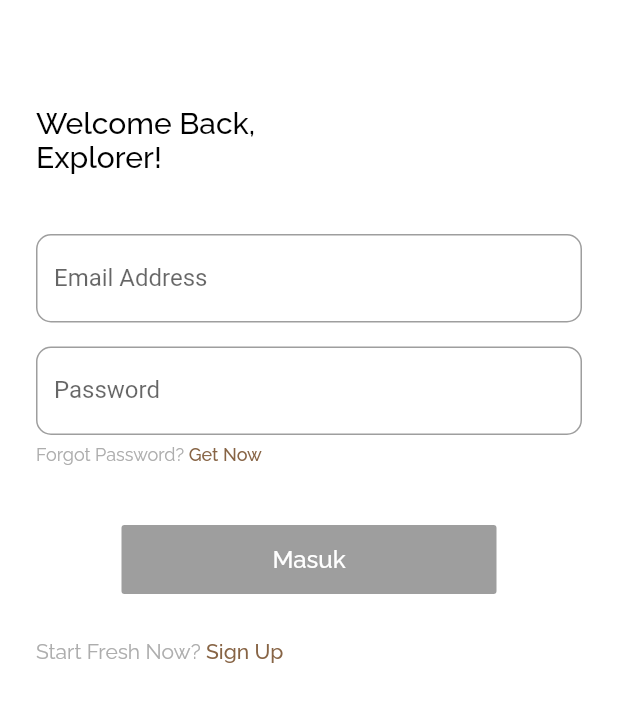
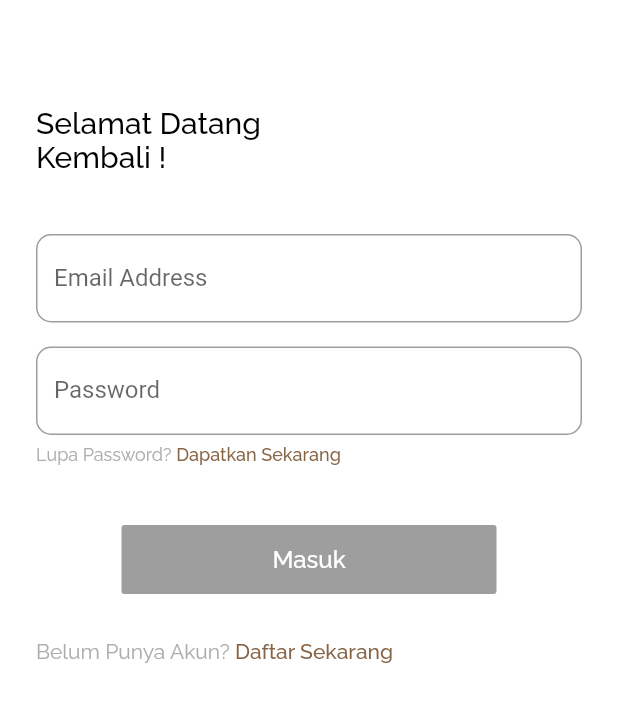
Before and after one commit to Khoruma/D-Scan, a Flutter app: the SignInPage screen opened directly, on a phone screen of 412 x 824 dp, the part 150-872 px from its top. Run offline on Flutter 3.47's test engine with Material 2 defaults, Android fonts, the phone set to English and light mode, and no system bars; our stand-ins replace bloc, bottom_navy_bar, cloud_firestore, email_validator, equatable, firebase_auth and 8 more; missing offline and left inert: tflite; accounts and stored records are empty; network calls fail.

Commit message:
last article

```diff
--- a/lib/services/auth_services.dart
+++ b/lib/services/auth_services.dart
@@ -3,18 +3,19 @@ part of 'services.dart';
 class AuthServices {
   static auth.FirebaseAuth _auth = auth.FirebaseAuth.instance;
 
-  static Future<SignInSignUpResult> signUp(String email, String password, String name) async {
+  static Future<SignInSignUpResult> signUP(
+      String email, String password, String name) async {
     try {
       auth.UserCredential result = await _auth.createUserWithEmailAndPassword(
           email: email, password: password);
 
       User user = result.user.convertToUser(name: name);
 
-      await UserServices.updateUser(user);
+      UserServices.updateUser(user);
 
       return SignInSignUpResult(user: user);
     } catch (e) {
-      return SignInSignUpResult(message: e.toString().split(',')[1].trim());
+      return SignInSignUpResult(messege: e.toString().split(',')[1].trim());
     }
   }
 
@@ -28,16 +29,16 @@ class AuthServices {
 
       return SignInSignUpResult(user: user);
     } catch (e) {
-      return SignInSignUpResult(message: e.toString().split(',')[1].trim());
+      return SignInSignUpResult(messege: e.toString().split(',')[1].trim());
     }
+  }
+
+  static Future<void>resetPassword(String email) async {
+    await _auth.sendPasswordResetEmail(email: email);
   }
 
   static Future<void> signOut() async {
     await _auth.signOut();
-  }
-
-  static Future<void> resetPassword(String email) async {
-    await _auth.sendPasswordResetEmail(email: email);
   }
 
   static Stream<auth.User> get userStream => _auth.authStateChanges();
@@ -45,7 +46,7 @@ class AuthServices {
 
 class SignInSignUpResult {
   final User user;
-  final String message;
+  final String messege;
 
-  SignInSignUpResult({this.user, this.message});
+  SignInSignUpResult({this.user, this.messege});
 }
--- a/lib/ui/pages/profile_page.dart
+++ b/lib/ui/pages/profile_page.dart
@@ -28,11 +28,11 @@ class _ProfilePageState extends State<ProfilePage> {
                         User user = userState.user;
 
                         if (imageFileToUpload != null) {
-                          uploadImage(imageFileToUpload).then((downloadURL) {
+                          uploadImage(imageFileToUpload).then((url) {
                             imageFileToUpload = null;
                             context
                                 .watch<UserBloc>()
-                                .add(UpdateData(profilePicture: downloadURL));
+                                .add(UpdateData(profilePicture: url));
                           });
                         }
 
--- a/lib/ui/pages/sign_in_page.dart
+++ b/lib/ui/pages/sign_in_page.dart
@@ -17,7 +17,7 @@ class _SignInPageState extends State<SignInPage> {
   Widget build(BuildContext context) {
     context
         .read<ThemeBloc>()
-        .add(ChangeTheme(ThemeData().copyWith(primaryColor: accentColor2)));
+        .add(ChangeTheme(ThemeData().copyWith(primaryColor: accentColor1)));
 
     return WillPopScope(
       onWillPop: () {
@@ -45,7 +45,7 @@ class _SignInPageState extends State<SignInPage> {
                     Container(
                       margin: EdgeInsets.only(top: 70, bottom: 40),
                       child: Text(
-                      "Welcome Back,\nExplorer!",
+                        "Selamat Datang\nKembali !",
                         style: blackTextFont.copyWith(fontSize: 20),
                       ),
                     ),
@@ -87,14 +87,14 @@ class _SignInPageState extends State<SignInPage> {
                     Row(
                       children: <Widget>[
                         Text(
-                        "Forgot Password? ",
+                          "Lupa Password?",
                           style: greyTextFont.copyWith(
                               fontSize: 12, fontWeight: FontWeight.w400),
                         ),
                         Text(
-                        "Get Now",
+                          " Dapatkan Sekarang",
                           style: purpleTextFont.copyWith(fontSize: 12),
-                      )
+                        ),
                       ],
                     ),
                     Center(
@@ -136,7 +136,7 @@ class _SignInPageState extends State<SignInPage> {
                                             flushbarPosition:
                                                 FlushbarPosition.TOP,
                                             backgroundColor: Color(0xFFFF5C83),
-                                            message: result.message,
+                                            message: result.messege,
                                           )..show(context);
                                         }
                                       }
@@ -146,21 +146,25 @@ class _SignInPageState extends State<SignInPage> {
                     Row(
                       children: <Widget>[
                         Text(
-                        "Start Fresh Now? ",
-                        style:
-                            greyTextFont.copyWith(fontWeight: FontWeight.w400),
+                          "Belum Punya Akun?",
+                          style: greyTextFont.copyWith(
+                              fontWeight: FontWeight.w400),
                         ),
-                      Text(
-                        "Sign Up",
+                        GestureDetector(
+                          onTap: () {
+                            context.read<PageBloc>().add(GoToRegistrationPage(RegistrationData()));
+                          },
+                          child: Text(
+                            " Daftar Sekarang",
                             style: purpleTextFont,
+                          ),
                         )
                       ],
                     )
                   ],
                 ),
               ],
-          ),
-        ),
+            )),
       ),
     );
   }
```
Also changed, not shown: lib/shared/shared.methods.dart (+6 -8 lines), lib/ui/pages/account_confirmation_page.dart (+22 -21 lines). Lines whose indentation alone changed are shown as unchanged.
